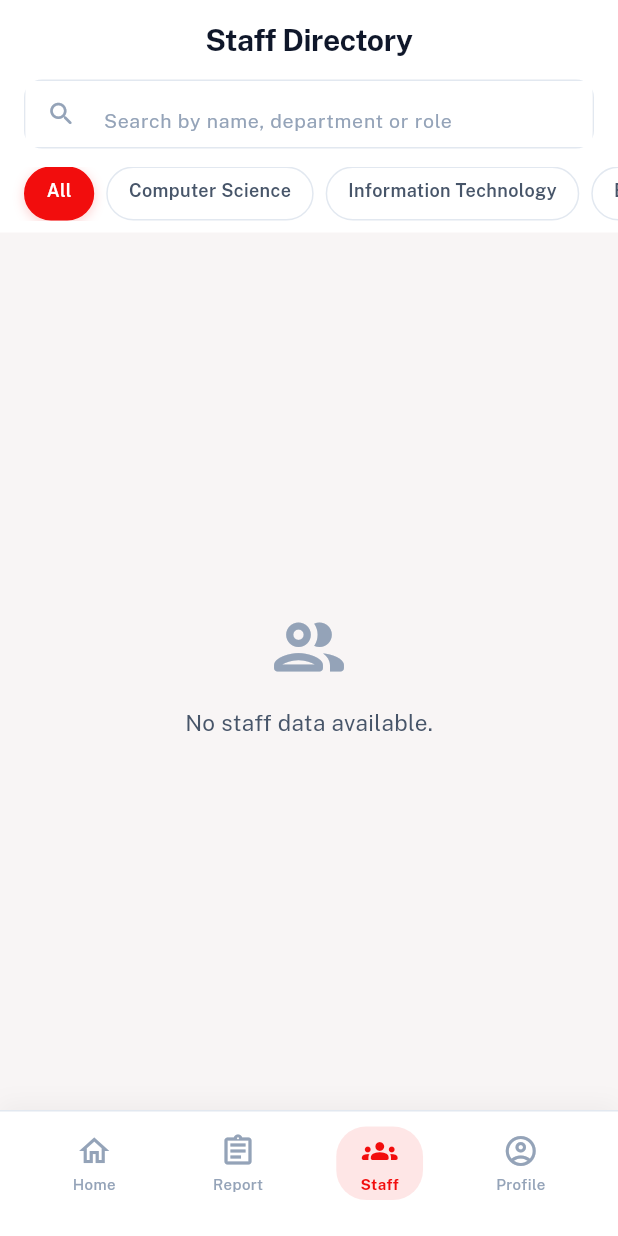
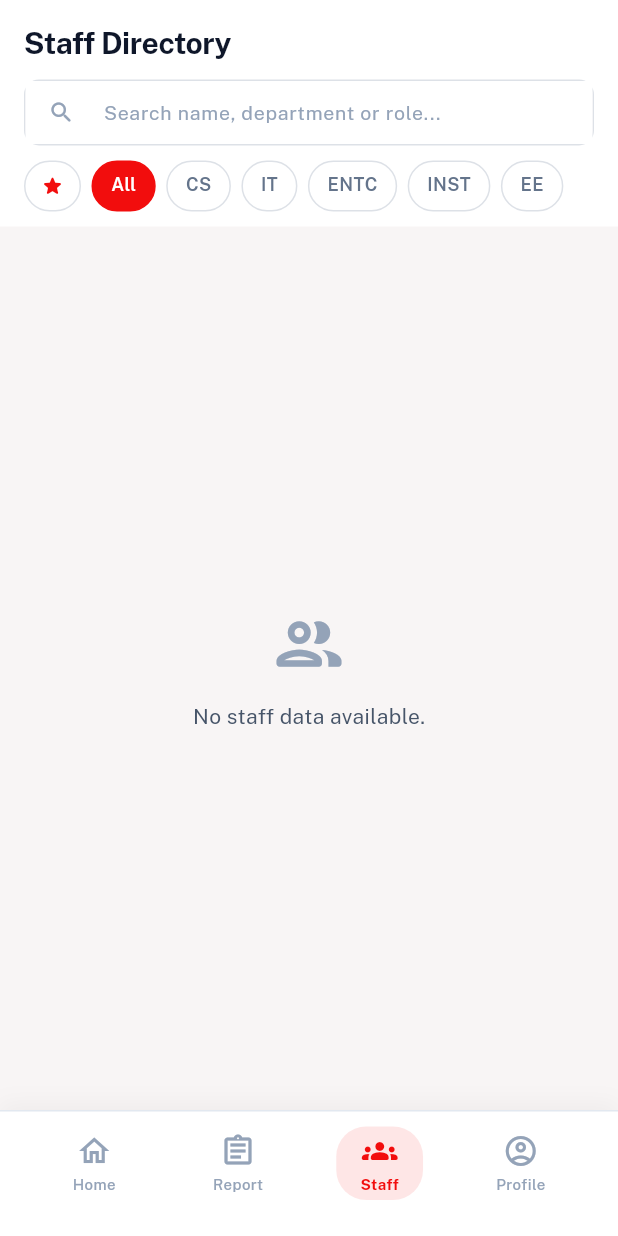
Before and after one commit to Shriya-25/Quickreach, a Flutter app: the StaffScreen screen opened by its route, on a phone screen of 412 x 824 dp. Run offline on Flutter 3.47's test engine with Material 3 defaults, Android fonts, the phone set to English and light mode, and no system bars; our stand-ins replace cloud_firestore, firebase_auth, firebase_core, go_router, google_fonts; accounts and stored records are empty; generated files the repository leaves out were written again.

Commit message:
feat(staff): redesign - clean blue-grey palette, red heart favourite, star filter chip, remove email button and section headers

```diff
--- a/lib/features/staff/screens/staff_screen.dart
+++ b/lib/features/staff/screens/staff_screen.dart
@@ -20,33 +20,27 @@ class _StaffScreenState extends State<StaffScreen> {
   String _searchQuery = '';
   String _selectedFilter = 'All';
 
-  // Fixed filter order as specified
-  static const List<String> _filters = [
-    'All',
-    'Computer Science',
-    'Information Technology',
-    'ENTC',
-    'Instrumentation',
-    'Electrical',
-    'Staff',
-  ];
+  // Local favourites — stored in memory (can be persisted later)
+  final Set<String> _favourites = {};
+
+  void _toggleFavourite(String staffId) {
+    setState(() {
+      if (_favourites.contains(staffId)) {
+        _favourites.remove(staffId);
+      } else {
+        _favourites.add(staffId);
+      }
+    });
+  }
 
   List<StaffModel> _applyFilters(List<StaffModel> all) {
     var list = all.toList();
 
-    // Department / role filter
-    if (_selectedFilter != 'All') {
-      if (_selectedFilter == 'Staff') {
-        // Show Staff + Security + Principal roles
-        list = list
-            .where((s) =>
-                s.role == 'Staff' ||
-                s.role == 'Security' ||
-                s.role == 'Principal')
-            .toList();
-      } else {
-        list = list.where((s) => s.department == _selectedFilter).toList();
-      }
+    // FAV filter
+    if (_selectedFilter == 'FAV') {
+      list = list.where((s) => _favourites.contains(s.staffId)).toList();
+    } else if (_selectedFilter != 'All') {
+      list = list.where((s) => s.department == _selectedFilter).toList();
     }
 
     // Search
@@ -60,11 +54,14 @@ class _StaffScreenState extends State<StaffScreen> {
           .toList();
     }
 
-    // Sort: Principal → HOD → Faculty → Staff → Security
-    const order = ['Principal', 'HOD', 'Faculty', 'Staff', 'Security'];
+    // Sort: favourites first, then Principal → HOD → Faculty → Staff → Security
+    const roleOrder = ['Principal', 'HOD', 'Faculty', 'Staff', 'Security'];
     list.sort((a, b) {
-      final ai = order.indexOf(a.role);
-      final bi = order.indexOf(b.role);
+      final aFav = _favourites.contains(a.staffId) ? 0 : 1;
+      final bFav = _favourites.contains(b.staffId) ? 0 : 1;
+      if (aFav != bFav) return aFav.compareTo(bFav);
+      final ai = roleOrder.indexOf(a.role);
+      final bi = roleOrder.indexOf(b.role);
       if (ai != bi) return ai.compareTo(bi);
       return a.name.compareTo(b.name);
     });
@@ -74,13 +71,6 @@ class _StaffScreenState extends State<StaffScreen> {
 
   Future<void> _callStaff(String phone) async {
     final uri = Uri(scheme: 'tel', path: phone.replaceAll(' ', ''));
-    if (await canLaunchUrl(uri)) {
-      await launchUrl(uri);
-    }
-  }
-
-  Future<void> _emailStaff(String email) async {
-    final uri = Uri(scheme: 'mailto', path: email);
     if (await canLaunchUrl(uri)) {
       await launchUrl(uri);
     }
@@ -104,10 +94,12 @@ class _StaffScreenState extends State<StaffScreen> {
             child: SafeArea(
               bottom: false,
               child: Column(
+                crossAxisAlignment: CrossAxisAlignment.start,
                 children: [
-                  Padding(
-                    padding: const EdgeInsets.fromLTRB(16, 12, 16, 12),
-                    child: const Text(
+                  // Title
+                  const Padding(
+                    padding: EdgeInsets.fromLTRB(16, 14, 16, 10),
+                    child: Text(
                       'Staff Directory',
                       style: TextStyle(
                         fontSize: 20,
@@ -120,27 +112,29 @@ class _StaffScreenState extends State<StaffScreen> {
 
                   // Search bar
                   Padding(
-                    padding: const EdgeInsets.fromLTRB(16, 0, 16, 12),
+                    padding: const EdgeInsets.fromLTRB(16, 0, 16, 10),
                     child: Container(
-                      height: 46,
+                      height: 44,
                       decoration: BoxDecoration(
                         color: AppColors.backgroundLight,
-                        borderRadius: BorderRadius.circular(12),
-                        border: Border.all(color: AppColors.border),
+                        borderRadius: BorderRadius.circular(10),
+                        border: Border.all(color: const Color(0xFFDDE1E7)),
                       ),
                       child: TextField(
                         controller: _searchController,
                         onChanged: (v) => setState(() => _searchQuery = v),
+                        style: const TextStyle(
+                            fontSize: 13, color: AppColors.textPrimary),
                         decoration: InputDecoration(
-                          hintText: 'Search by name, department or role',
+                          hintText: 'Search name, department or role...',
                           hintStyle: const TextStyle(
                               fontSize: 13, color: AppColors.textHint),
                           prefixIcon: const Icon(Icons.search_rounded,
-                              color: AppColors.textHint, size: 20),
+                              color: AppColors.textHint, size: 18),
                           suffixIcon: _searchQuery.isNotEmpty
                               ? IconButton(
                                   icon: const Icon(Icons.clear_rounded,
-                                      size: 18, color: AppColors.textHint),
+                                      size: 16, color: AppColors.textHint),
                                   onPressed: () {
                                     _searchController.clear();
                                     setState(() => _searchQuery = '');
@@ -159,11 +153,10 @@ class _StaffScreenState extends State<StaffScreen> {
 
                   // Filter chips
                   DepartmentFilterChips(
-                    departments: _filters,
-                    selectedDepartment: _selectedFilter,
+                    selectedFilter: _selectedFilter,
                     onSelected: (f) => setState(() => _selectedFilter = f),
                   ),
-                  const SizedBox(height: 8),
+                  const SizedBox(height: 10),
                 ],
               ),
             ),
@@ -183,7 +176,8 @@ class _StaffScreenState extends State<StaffScreen> {
                 if (snapshot.hasError) {
                   return Center(
                     child: Text('Error: ${snapshot.error}',
-                        style: const TextStyle(color: AppColors.error)),
+                        style: const TextStyle(
+                            color: AppColors.error, fontSize: 13)),
                   );
                 }
 
@@ -195,12 +189,12 @@ class _StaffScreenState extends State<StaffScreen> {
                       mainAxisAlignment: MainAxisAlignment.center,
                       children: [
                         Icon(Icons.people_outline_rounded,
-                            size: 56, color: AppColors.textHint),
+                            size: 52, color: AppColors.textHint),
                         SizedBox(height: 12),
                         Text(
                           'No staff data available.',
                           style: TextStyle(
-                              color: AppColors.textSecondary, fontSize: 15),
+                              color: AppColors.textSecondary, fontSize: 14),
                         ),
                       ],
                     ),
@@ -218,31 +212,28 @@ class _StaffScreenState extends State<StaffScreen> {
                             size: 48, color: AppColors.textHint),
                         const SizedBox(height: 12),
                         Text(
-                          'No results for "$_searchQuery"',
-                          style: const TextStyle(color: AppColors.textSecondary),
+                          _selectedFilter == 'FAV'
+                              ? 'No favourites yet.\nTap ⭐ on any staff card.'
+                              : 'No results found.',
+                          textAlign: TextAlign.center,
+                          style: const TextStyle(
+                              color: AppColors.textSecondary, fontSize: 14),
                         ),
                       ],
                     ),
                   );
                 }
 
-                return ListView.builder(
-                  padding:
-                      const EdgeInsets.fromLTRB(16, 12, 16, 24),
-                  itemCount: filtered.length,
-                  itemBuilder: (context, index) {
-                    final staff = filtered[index];
-                    // Show email only for Faculty, HOD, Principal
-                    final showEmail = ['Faculty', 'HOD', 'Principal']
-                        .contains(staff.role);
-                    return StaffListItem(
-                      staff: staff,
-                      onCallTap: () => _callStaff(staff.phone),
-                      onEmailTap: (showEmail && staff.email != null)
-                          ? () => _emailStaff(staff.email!)
-                          : null,
-                    );
-                  },
+                return ListView(
+                  padding: const EdgeInsets.fromLTRB(16, 12, 16, 24),
+                  children: filtered
+                      .map((s) => StaffListItem(
+                            staff: s,
+                            isFavorite: _favourites.contains(s.staffId),
+                            onFavoriteTap: () => _toggleFavourite(s.staffId),
+                            onCallTap: () => _callStaff(s.phone),
+                          ))
+                      .toList(),
                 );
               },
             ),
--- a/lib/features/staff/widgets/department_filter_chips.dart
+++ b/lib/features/staff/widgets/department_filter_chips.dart
@@ -1,64 +1,82 @@
 import 'package:flutter/material.dart';
 import '../../../core/theme/app_colors.dart';
 
+class FilterChipData {
+  final String label; // empty string = icon chip
+  final String value;
+  const FilterChipData({required this.label, required this.value});
+}
+
 class DepartmentFilterChips extends StatelessWidget {
-  final List<String> departments;
-  final String selectedDepartment;
+  final String selectedFilter;
   final ValueChanged<String> onSelected;
+
+  static const List<FilterChipData> chips = [
+    FilterChipData(label: '', value: 'FAV'),       // ★ icon chip
+    FilterChipData(label: 'All', value: 'All'),
+    FilterChipData(label: 'CS', value: 'Computer Science'),
+    FilterChipData(label: 'IT', value: 'Information Technology'),
+    FilterChipData(label: 'ENTC', value: 'ENTC'),
+    FilterChipData(label: 'INST', value: 'Instrumentation'),
+    FilterChipData(label: 'EE', value: 'Electrical'),
+  ];
 
   const DepartmentFilterChips({
     super.key,
-    required this.departments,
-    required this.selectedDepartment,
+    required this.selectedFilter,
     required this.onSelected,
   });
 
   @override
   Widget build(BuildContext context) {
     return SizedBox(
-      height: 36,
+      height: 34,
       child: ListView.builder(
         scrollDirection: Axis.horizontal,
         padding: const EdgeInsets.symmetric(horizontal: 16),
-        itemCount: departments.length,
+        itemCount: chips.length,
         itemBuilder: (context, index) {
-          final dept = departments[index];
-          final isSelected = dept == selectedDepartment;
+          final chip = chips[index];
+          final isSelected = chip.value == selectedFilter;
+          final isFavChip = chip.value == 'FAV';
 
           return Padding(
-            padding: const EdgeInsets.only(right: 8),
+            padding: const EdgeInsets.only(right: 7),
             child: GestureDetector(
-              onTap: () => onSelected(dept),
+              onTap: () => onSelected(chip.value),
               child: AnimatedContainer(
-                duration: const Duration(milliseconds: 180),
-                padding:
-                    const EdgeInsets.symmetric(horizontal: 14, vertical: 6),
+                duration: const Duration(milliseconds: 160),
+                padding: EdgeInsets.symmetric(
+                  horizontal: isFavChip ? 10 : 12,
+                  vertical: 6,
+                ),
                 decoration: BoxDecoration(
                   color: isSelected ? AppColors.primary : Colors.white,
                   borderRadius: BorderRadius.circular(100),
                   border: Border.all(
                     color: isSelected
                         ? AppColors.primary
-                        : AppColors.border,
-                  ),
-                  boxShadow: isSelected
-                      ? [
-                          BoxShadow(
-                            color: AppColors.primaryWithOpacity20,
-                            blurRadius: 6,
-                            offset: const Offset(0, 2),
-                          ),
-                        ]
-                      : [],
-                ),
-                child: Text(
-                  dept,
-                  style: TextStyle(
-                    fontSize: 12,
-                    fontWeight: FontWeight.w600,
-                    color: isSelected ? Colors.white : AppColors.textSecondary,
+                        : const Color(0xFFDDE1E7),
                   ),
                 ),
+                child: isFavChip
+                    ? Icon(
+                        Icons.star_rounded,
+                        size: 16,
+                        color: isSelected
+                            ? Colors.white
+                            : AppColors.primary,
+                      )
+                    : Text(
+                        chip.label,
+                        style: TextStyle(
+                          fontSize: 12,
+                          fontWeight: FontWeight.w600,
+                          color: isSelected
+                              ? Colors.white
+                              : const Color(0xFF64748B),
+                        ),
+                      ),
               ),
             ),
           );
```
Also changed, not shown: lib/features/staff/widgets/staff_list_item.dart (+93 -97 lines).
